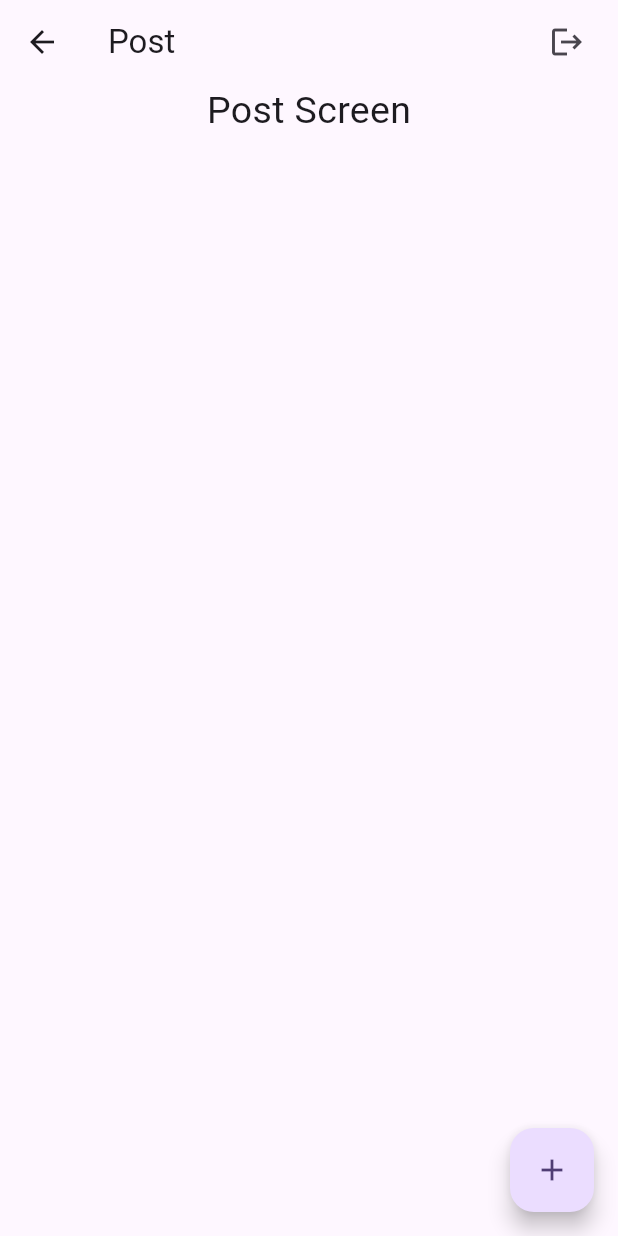
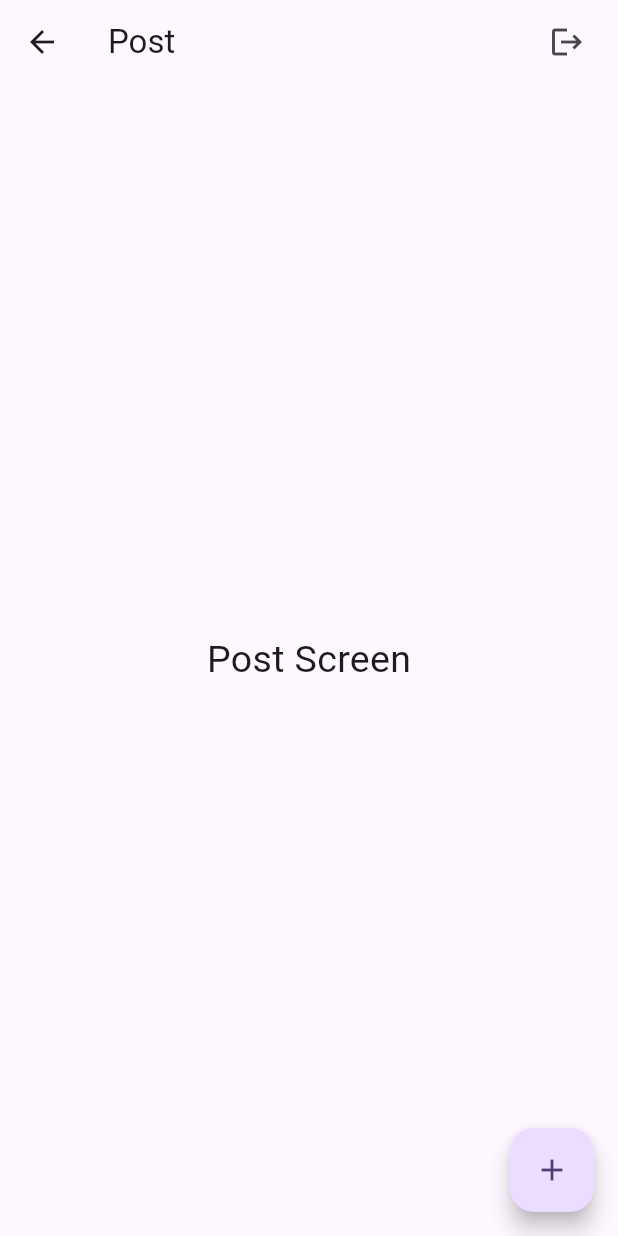
Before and after one commit to FAHIMSHAKIL102/flutter_firebase_practice_thetechbrothers, a Flutter app: the PostScreen screen opened directly, on a phone screen of 412 x 824 dp. Run offline on Flutter 3.47's test engine with Material 3 defaults, Android fonts, the light colour scheme and no system bars; our stand-ins replace firebase_auth, firebase_core, firebase_database, fluttertoast; accounts and stored records are empty.

Commit message:
minor_change

```diff
--- a/lib/pages/post_screen.dart
+++ b/lib/pages/post_screen.dart
@@ -38,7 +38,7 @@ class _PostScreenState extends State<PostScreen> {
           SizedBox(width: 10),
         ],
       ),
-      body: Column(
+      body: Column(mainAxisAlignment: .center,
         children: [
           Center(child: Text('Post Screen', style: TextStyle(fontSize: 25))),
         ],
```
